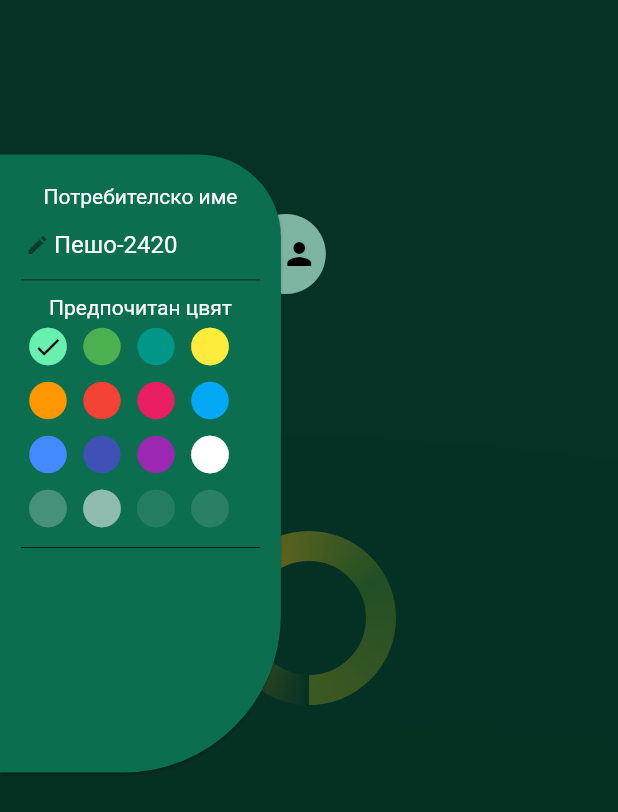
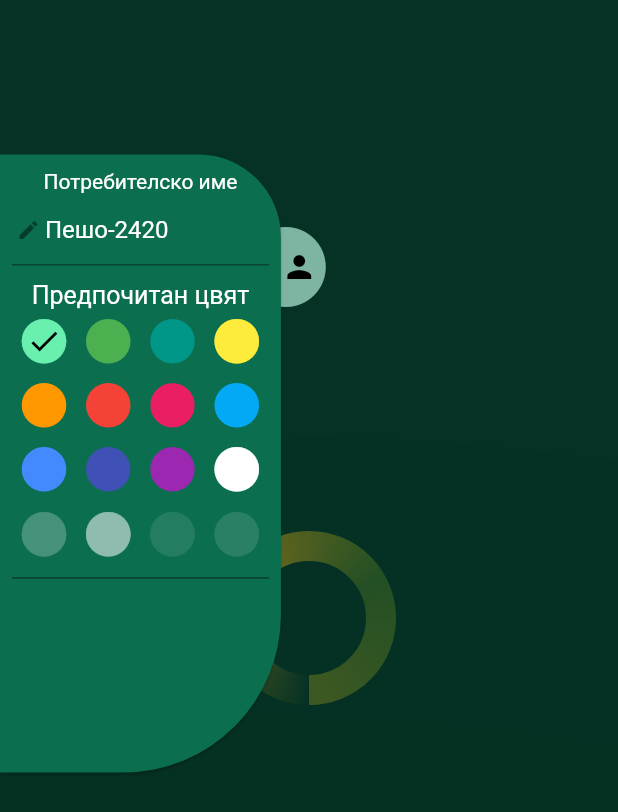
Before and after one commit to guess-bulgaria/guess_bulgaria, a Flutter app: the PublicLobbiesPage screen opened directly, with the side drawer open, on a phone screen of 412 x 824 dp. Shown: the top 812 px of the screen. Run offline on Flutter 3.47's test engine with Material 2 defaults, Android fonts, the phone set to English and light mode, and no system bars; our stand-ins replace audioplayers, dio, flutter_dotenv, flutter_keyboard_visibility, flutter_mobx, flutter_svg and 6 more; missing offline and left inert: mapbox_gl; accounts and stored records are empty; network calls fail.

Commit message:
Drawer in lobby, overall improvement of design

```diff
--- a/lib/components/drawer.dart
+++ b/lib/components/drawer.dart
@@ -1,24 +1,36 @@
 import 'package:flutter/material.dart';
-import 'package:guess_bulgaria/components/color_picker.dart';
 import 'package:guess_bulgaria/components/open_drawer_button.dart';
-import 'package:guess_bulgaria/storage/user_data.dart';
 
 class GbDrawer extends StatelessWidget {
   final List<Widget> children;
-  final double? height;
+  final double heightFactor;
+  final double topMarginFactor;
+  final double buttonWidthScale;
+  final double buttonTop;
+  final bool isEnd;
   final double? width;
   final IconData? icon;
 
-  const GbDrawer({Key? key, required this.children, this.height, this.icon, this.width = 0})
+  const GbDrawer(
+      {Key? key,
+      required this.children,
+      this.heightFactor = 2,
+      this.topMarginFactor = 4,
+      this.buttonTop = 2.7,
+      this.buttonWidthScale = 2.6,
+      this.icon,
+      this.width = 0,
+      this.isEnd = false})
       : super(key: key);
 
   @override
   Widget build(BuildContext context) {
     return Container(
       margin: EdgeInsets.only(
-          bottom: (height ?? MediaQuery.of(context).size.height / 2) / 2),
-      width: width == 0 ? MediaQuery.of(context).size.width / 2.2 : width ,
-      height: (height ?? MediaQuery.of(context).size.height) / 2,
+        bottom: MediaQuery.of(context).size.height / topMarginFactor,
+      ),
+      width: width == 0 ? MediaQuery.of(context).size.width / 2.2 : width,
+      height: MediaQuery.of(context).size.height / heightFactor,
       child: Stack(
         children: [
           Material(
@@ -28,25 +40,31 @@ class GbDrawer extends StatelessWidget {
               clipBehavior: Clip.none,
               children: [
                 OpenDrawerButton(
+                  isEnd: isEnd,
                   icon: icon,
                   clickCallback: () => Navigator.pop(context),
-                  left: MediaQuery.of(context).size.width / 2.6,
-                  top: 24,
+                  left: ((width ?? 0) > 0
+                      ? width!
+                      : MediaQuery.of(context).size.width) /
+                      buttonWidthScale,
+                  top: buttonTop,
                 )
               ],
             ),
           ),
           Positioned(
             child: Drawer(
-              shape: const RoundedRectangleBorder(
+              shape: RoundedRectangleBorder(
                 borderRadius: BorderRadius.only(
-                    topRight: Radius.circular(55),
-                    bottomRight: Radius.circular(105)),
+                    topRight: Radius.circular(!isEnd ? 55 : 0),
+                    topLeft: Radius.circular(isEnd ? 55 : 0),
+                    bottomRight: Radius.circular(!isEnd ? 105 : 0),
+                    bottomLeft: Radius.circular(isEnd ? 105 : 0)),
               ),
               backgroundColor: Theme.of(context).colorScheme.secondary,
               elevation: 1,
               child: ListView(
-                padding: const EdgeInsets.only(top: 20, left: 14, right: 14),
+                padding: const EdgeInsets.only(top: 10, left: 8, right: 8),
                 children: children,
               ),
             ),
--- a/lib/components/open_drawer_button.dart
+++ b/lib/components/open_drawer_button.dart
@@ -2,17 +2,27 @@ import 'package:flutter/material.dart';
 
 class OpenDrawerButton extends StatelessWidget {
   final double? left;
-  final int top;
+  final double top;
+  final bool isEnd;
   final IconData? icon;
   final VoidCallback clickCallback;
 
-  const OpenDrawerButton({Key? key, required this.clickCallback, this.left, this.top = 6, this.icon}) : super(key: key);
+  const OpenDrawerButton(
+      {Key? key,
+      required this.clickCallback,
+      this.left,
+      this.top = 1.341,
+      this.icon,
+      this.isEnd = false})
+      : super(key: key);
 
   @override
   Widget build(BuildContext context) {
+    final pos = left ?? -MediaQuery.of(context).size.width / 14;
     return Positioned(
-      top: MediaQuery.of(context).size.height / top,
-      left: left ?? -MediaQuery.of(context).size.width / 14,
+      bottom: MediaQuery.of(context).size.height / top,
+      right: isEnd ? pos : null,
+      left: !isEnd ? pos : null,
       child: InkWell(
         hoverColor: Colors.transparent,
         splashColor: Colors.transparent,
@@ -21,14 +31,14 @@ class OpenDrawerButton extends StatelessWidget {
         child: Stack(
           children: [
             Align(
-              alignment: Alignment.centerLeft,
+              alignment: isEnd ? Alignment.centerRight : Alignment.centerLeft,
               child: Icon(Icons.circle,
                   color: Theme.of(context).colorScheme.primary, size: 64),
             ),
             Align(
-              alignment: Alignment.centerLeft,
+              alignment: isEnd ? Alignment.centerRight : Alignment.centerLeft,
               child: Container(
-                margin: const EdgeInsets.only(left: 29, top: 20),
+                margin: EdgeInsets.only(left: (!isEnd ? 29 : 11), top: 20),
                 child: Icon(icon ?? Icons.person, color: Colors.black),
               ),
             ),
--- /dev/null
+++ b/lib/components/user_settings_drawer.dart
@@ -0,0 +1,67 @@
+import 'package:flutter/material.dart';
+import 'package:guess_bulgaria/components/color_picker.dart';
+import 'package:guess_bulgaria/components/drawer.dart';
+import 'package:guess_bulgaria/storage/user_data.dart';
+
+class UserSettingsDrawer extends StatefulWidget {
+  const UserSettingsDrawer({Key? key}) : super(key: key);
+
+  @override
+  State<StatefulWidget> createState() => _UserSettingsDrawerState();
+}
+
+class _UserSettingsDrawerState extends State<UserSettingsDrawer> {
+  late TextEditingController _usernameController;
+  void setDefaultColor(int i) async {
+    await UserData().setDefaultColor(i);
+    setState(() => {});
+  }
+
+  @override
+  void initState() {
+    super.initState();
+    _usernameController = TextEditingController(text: UserData.username);
+  }
+
+  @override
+  void dispose() {
+    if (_usernameController.text.isNotEmpty) {
+      UserData().setUsername(_usernameController.text);
+    }
+    _usernameController.dispose();
+    super.dispose();
+  }
+
+  @override
+  Widget build(BuildContext context) {
+    return GbDrawer(
+      children: [
+        const Text(
+          "Потребителско име",
+          textAlign: TextAlign.center,
+        ),
+        TextFormField(
+          decoration: const InputDecoration(
+            prefixIconConstraints: BoxConstraints(minWidth: 22, maxHeight: 20),
+            prefixIcon: Icon(Icons.edit, size: 16),
+          ),
+          textAlign: TextAlign.left,
+          controller: _usernameController,
+          // style: TextStyle(color: Colors.white70),
+        ),
+        Container(
+          margin: const EdgeInsets.only(top: 10),
+          child: FittedBox(
+            child: ColorPicker(
+              iconMargin: 3,
+              selectedColor: UserData.defaultColor,
+              title: "Предпочитан цвят",
+              onColorChange: setDefaultColor,
+            ),
+          ),
+        ),
+        const Divider(thickness: 0.45)
+      ],
+    );
+  }
+}
--- a/lib/pages/public_lobbies_page.dart
+++ b/lib/pages/public_lobbies_page.dart
@@ -5,6 +5,7 @@ import 'package:guess_bulgaria/components/drawer.dart';
 import 'package:guess_bulgaria/components/loader.dart';
 import 'package:guess_bulgaria/components/room_row.dart';
 import 'package:guess_bulgaria/components/scrolling_background.dart';
+import 'package:guess_bulgaria/components/user_settings_drawer.dart';
 import 'package:guess_bulgaria/pages/lobby_page.dart';
 import 'package:guess_bulgaria/services/room_service.dart';
 import 'package:guess_bulgaria/services/ws_service.dart';
@@ -23,24 +24,14 @@ class PublicLobbiesPage extends StatefulWidget {
 
 class _PublicLobbiesPageState extends State<PublicLobbiesPage> {
   final onlineChecker = OnlineChecker();
-  late TextEditingController _usernameController;
   List<dynamic>? rooms;
   bool hasLoaded = false;
 
   @override
   void initState() {
     super.initState();
-    _usernameController = TextEditingController(text: UserData.username);
-    RoomService.getPublicRooms().then((value) => setState(() => {
-          rooms = value.data ?? [],
-          hasLoaded = true
-        }));
-  }
-
-  @override
-  void dispose() {
-    _usernameController.dispose();
-    super.dispose();
+    RoomService.getPublicRooms().then((value) =>
+        setState(() => {rooms = value.data ?? [], hasLoaded = true}));
   }
 
   landmarks() {}
@@ -50,12 +41,14 @@ class _PublicLobbiesPageState extends State<PublicLobbiesPage> {
   void onMessageReceived(String type, dynamic message) {
     if (type == 'current-data') {
       Navigator.push(
-          context,
-          MaterialPageRoute(
-              builder: (context) => LobbyPage(joinData: message)));
+        context,
+        MaterialPageRoute(
+          builder: (context) => LobbyPage(joinData: message),
+        ),
+      );
     } else if (type == 'join-failed') {
-      //todo set join field to error
       setState(() {
+        //todo show error on screen
         _hasError = true;
       });
     }
@@ -116,60 +109,14 @@ class _PublicLobbiesPageState extends State<PublicLobbiesPage> {
                       ),
                     ),
                     OpenDrawerButton(
-                        clickCallback: () => Scaffold.of(context).openDrawer(),
-                        top: 6)
+                      clickCallback: () => Scaffold.of(context).openDrawer(),
+                    )
                   ],
                 ),
               ),
             ),
-      onDrawerChanged: (isOpen) {
-        clearFocus();
-        if (isOpen) {
-          _usernameController.text = UserData.username;
-        } else {
-          setUsername();
-        }
-      },
       drawerEnableOpenDragGesture: false,
-      drawer: GbDrawer(
-        children: [
-          const Text(
-            "Потребителско име",
-            textAlign: TextAlign.center,
-          ),
-          TextFormField(
-            decoration: const InputDecoration(
-              prefixIconConstraints:
-                  BoxConstraints(minWidth: 22, maxHeight: 20),
-              prefixIcon: Icon(Icons.edit, size: 16),
-            ),
-            textAlign: TextAlign.left,
-            controller: _usernameController,
-            // style: TextStyle(color: Colors.white70),
-          ),
-          Container(
-            margin: const EdgeInsets.only(top: 10),
-            child: ColorPicker(
-              iconMargin: 3,
-              selectedColor: UserData.defaultColor,
-              title: "Предпочитан цвят",
-              onColorChange: setDefaultColor,
-            ),
-          ),
-          const Divider(thickness: 0.45)
-        ],
-      ),
+      drawer: const UserSettingsDrawer(),
     );
   }
-
-  void setDefaultColor(int i) async {
-    await UserData().setDefaultColor(i);
-    setState(() => {});
-  }
-
-  void setUsername() {
-    if (_usernameController.text.isNotEmpty) {
-      UserData().setUsername(_usernameController.text);
-    }
-  }
 }
```
Also changed, not shown: lib/components/player_list.dart (+57 -18 lines), lib/pages/game_page.dart (+30 -22 lines), lib/pages/lobby_page.dart (+15 -7 lines), lib/pages/main_page.dart (+3 -51 lines).
